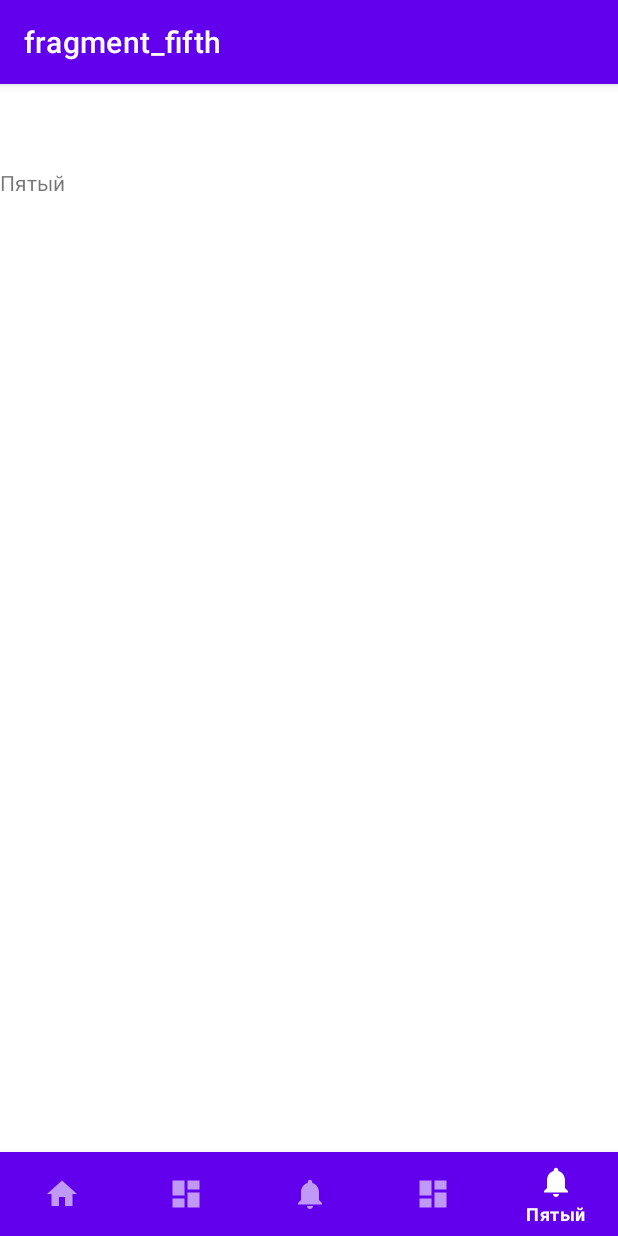
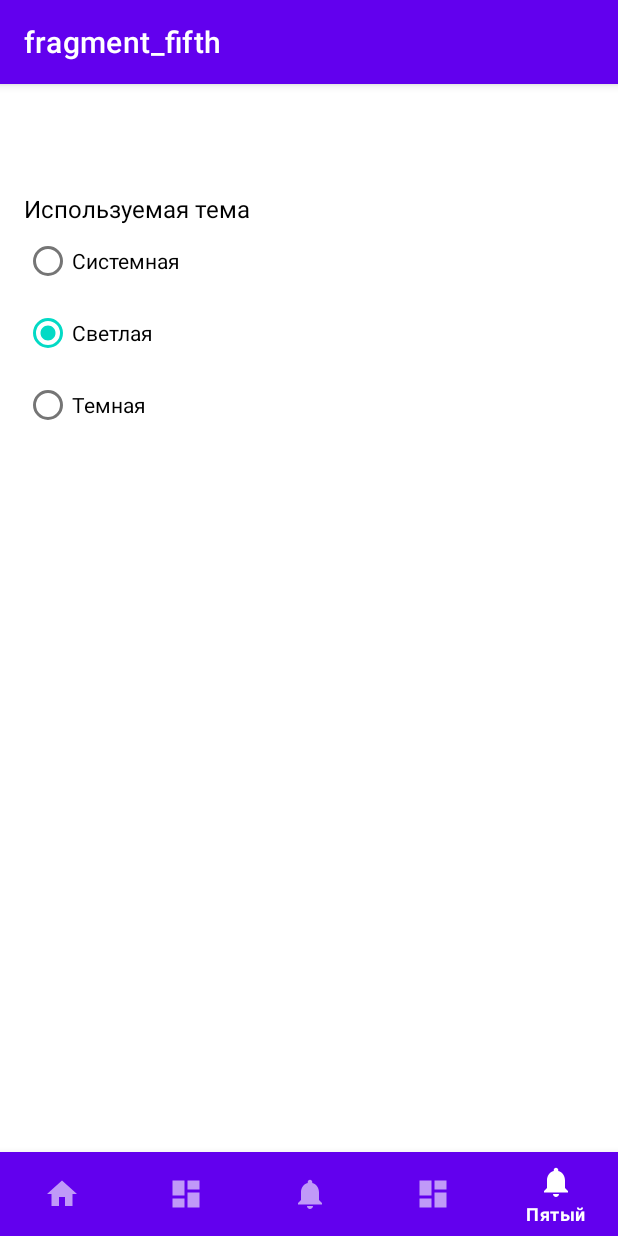
Before and after one commit to MiseikoDenis/Exchange, an Android app: the screen it shows after launch (MainActivity), item 5 of the bottom bar chosen, on a phone screen of 412 x 824 dp. Run offline under Robolectric (Android 15) with nearby library versions, the phone set to English and light mode, and no system bars; our stand-ins replace Dagger/Hilt's generated code, Room's generated code, navigation-ui; 2 statements that could not run were skipped.

Commit message:
Сделал экран с настройками темы приложения

```diff
--- a/app/build.gradle
+++ b/app/build.gradle
@@ -40,6 +40,8 @@ android {
 
 dependencies {
 
+    implementation 'androidx.appcompat:appcompat:1.6.0-rc01'
+
     //Material
     def material_version = "1.8.0-alpha01"
     implementation "com.google.android.material:material:$material_version"
--- a/app/src/main/java/com/example/exchange/AppComponent.kt
+++ b/app/src/main/java/com/example/exchange/AppComponent.kt
@@ -1,9 +1,12 @@
 package com.example.exchange
 
+import android.content.Context
 import com.example.exchange.presentation.currencies.CurrenciesViewModel
+import com.example.exchange.presentation.settings.SettingsFragment
 import com.example.exchange.presentation.start.StartViewModel
 import com.example.exchange.repository.CurrenciesRepository
 import com.example.exchange.util.di.RepositoryModule
+import dagger.BindsInstance
 import dagger.Component
 import javax.inject.Singleton
 
@@ -14,4 +17,12 @@ interface AppComponent {
     fun inject(target: CurrenciesRepository)
     fun inject(target: CurrenciesViewModel)
     fun inject(target: StartViewModel)
+    fun inject(target: SettingsFragment)
+
+    @Component.Builder
+    interface Builder {
+        @BindsInstance
+        fun buildContext(context: Context): Builder
+        fun build(): AppComponent
+    }
 }
--- a/app/src/main/java/com/example/exchange/presentation/ExchangeApp.kt
+++ b/app/src/main/java/com/example/exchange/presentation/ExchangeApp.kt
@@ -14,7 +14,7 @@ class ExchangeApp : Application() {
         super.onCreate()
         appComponent =
             DaggerAppComponent.builder()
-                .roomModule(RoomModule(applicationContext))
+                .buildContext(this)
                 .build()
     }
 }
--- a/app/src/main/java/com/example/exchange/presentation/MainActivity.kt
+++ b/app/src/main/java/com/example/exchange/presentation/MainActivity.kt
@@ -2,6 +2,7 @@ package com.example.exchange.presentation
 
 import android.os.Bundle
 import androidx.appcompat.app.AppCompatActivity
+import androidx.appcompat.app.AppCompatDelegate
 import androidx.navigation.findNavController
 import androidx.navigation.ui.AppBarConfiguration
 import androidx.navigation.ui.setupActionBarWithNavController
@@ -15,6 +16,8 @@ class MainActivity : AppCompatActivity() {
         super.onCreate(savedInstanceState)
         setContentView(R.layout.activity_main)
 
+        AppCompatDelegate.setDefaultNightMode(AppCompatDelegate.getDefaultNightMode())
+
         val navView: BottomNavigationView = findViewById(R.id.nav_view)
 
         val navController = findNavController(R.id.nav_host_fragment)
@@ -24,7 +27,7 @@ class MainActivity : AppCompatActivity() {
             R.id.currenciesFragment,
             R.id.thirdFragment,
             R.id.fourthFragment,
-            R.id.fifthFragment))
+            R.id.settingsFragment))
 
         setupActionBarWithNavController(navController, appBarConfiguration)
         navView.setupWithNavController(navController)
--- a/app/src/main/java/com/example/exchange/presentation/fifth/FifthFragment.kt
+++ /dev/null
@@ -1,60 +0,0 @@
-package com.example.exchange.presentation.fifth
-
-import android.os.Bundle
-import androidx.fragment.app.Fragment
-import android.view.LayoutInflater
-import android.view.View
-import android.view.ViewGroup
-import com.example.exchange.R
-
-// TODO: Rename parameter arguments, choose names that match
-// the fragment initialization parameters, e.g. ARG_ITEM_NUMBER
-private const val ARG_PARAM1 = "param1"
-private const val ARG_PARAM2 = "param2"
-
-/**
- * A simple [Fragment] subclass.
- * Use the [FifthFragment.newInstance] factory method to
- * create an instance of this fragment.
- */
-class FifthFragment : Fragment() {
-    // TODO: Rename and change types of parameters
-    private var param1: String? = null
-    private var param2: String? = null
-
-    override fun onCreate(savedInstanceState: Bundle?) {
-        super.onCreate(savedInstanceState)
-        arguments?.let {
-            param1 = it.getString(ARG_PARAM1)
-            param2 = it.getString(ARG_PARAM2)
-        }
-    }
-
-    override fun onCreateView(
-        inflater: LayoutInflater, container: ViewGroup?,
-        savedInstanceState: Bundle?
-    ): View? {
-        // Inflate the layout for this fragment
-        return inflater.inflate(R.layout.fragment_fifth, container, false)
-    }
-
-    companion object {
-        /**
-         * Use this factory method to create a new instance of
-         * this fragment using the provided parameters.
-         *
-         * @param param1 Parameter 1.
-         * @param param2 Parameter 2.
-         * @return A new instance of fragment FifthFragment.
-         */
-        // TODO: Rename and change types and number of parameters
-        @JvmStatic
-        fun newInstance(param1: String, param2: String) =
-            FifthFragment().apply {
-                arguments = Bundle().apply {
-                    putString(ARG_PARAM1, param1)
-                    putString(ARG_PARAM2, param2)
-                }
-            }
-    }
-}
--- /dev/null
+++ b/app/src/main/java/com/example/exchange/presentation/settings/SettingsFragment.kt
@@ -0,0 +1,87 @@
+package com.example.exchange.presentation.settings
+
+import android.content.res.Configuration
+import android.os.Build
+import android.os.Bundle
+import androidx.fragment.app.Fragment
+import android.view.LayoutInflater
+import android.view.View
+import android.view.ViewGroup
+import android.widget.Toast
+import androidx.appcompat.app.AppCompatDelegate
+import com.example.exchange.R
+import com.example.exchange.databinding.FragmentCurrenciesBinding
+import com.example.exchange.databinding.FragmentSettingsBinding
+import com.example.exchange.databinding.FragmentStartBinding
+import com.example.exchange.presentation.ExchangeApp
+import com.example.exchange.presentation.appComponent
+import com.example.exchange.util.Constants.Companion.APP_THEME_PREFERENCE
+import com.example.exchange.util.Constants.Companion.APP_THEME_PREFERENCE_DARK
+import com.example.exchange.util.Constants.Companion.APP_THEME_PREFERENCE_LIGHT
+import com.example.exchange.util.Constants.Companion.APP_THEME_PREFERENCE_SYSTEM
+import com.example.exchange.util.Constants.Companion.THEME_UNDEFINED
+import com.example.exchange.util.SharedPreferencesManager
+import javax.inject.Inject
+
+class SettingsFragment : Fragment() {
+
+    private var _binding: FragmentSettingsBinding? = null
+    private val binding
+        get() = requireNotNull(_binding) {
+            "View was destroyed"
+        }
+
+    @Inject
+    lateinit var sharedPreferencesManager: SharedPreferencesManager
+
+    override fun onCreateView(
+        inflater: LayoutInflater, container: ViewGroup?,
+        savedInstanceState: Bundle?
+    ): View? {
+        _binding = FragmentSettingsBinding.inflate(inflater, container, false)
+
+        context?.appComponent?.inject(this)
+
+        initView()
+        initTheme()
+
+        return binding.root
+    }
+
+    fun initView() {
+
+        binding.themeSettings.setOnCheckedChangeListener { view, checked ->
+            when(checked) {
+                R.id.dark_theme_radiobutton -> sharedPreferencesManager.setTheme(AppCompatDelegate.MODE_NIGHT_YES, APP_THEME_PREFERENCE_DARK)
+                R.id.light_theme_radiobutton -> sharedPreferencesManager.setTheme(AppCompatDelegate.MODE_NIGHT_NO, APP_THEME_PREFERENCE_LIGHT)
+                R.id.system_theme_radiobutton -> sharedPreferencesManager.setTheme(AppCompatDelegate.MODE_NIGHT_FOLLOW_SYSTEM, APP_THEME_PREFERENCE_SYSTEM)
+            }
+
+
+        }
+    }
+
+    private fun initTheme() {
+        if (Build.VERSION.SDK_INT >= Build.VERSION_CODES.P){
+            binding.systemThemeRadiobutton.visibility = View.VISIBLE
+        } else {
+            binding.systemThemeRadiobutton.visibility = View.GONE
+        }
+        when (sharedPreferencesManager.getSavedTheme()) {
+            APP_THEME_PREFERENCE_LIGHT -> binding.lightThemeRadiobutton.isChecked = true
+            APP_THEME_PREFERENCE_DARK -> binding.darkThemeRadiobutton.isChecked = true
+            APP_THEME_PREFERENCE_SYSTEM -> binding.systemThemeRadiobutton.isChecked = true
+            THEME_UNDEFINED -> {
+                when (resources.configuration.uiMode.and(Configuration.UI_MODE_NIGHT_MASK)) {
+                    Configuration.UI_MODE_NIGHT_NO -> binding.lightThemeRadiobutton.isChecked = true
+                    Configuration.UI_MODE_NIGHT_YES -> binding.darkThemeRadiobutton.isChecked = true
+                    Configuration.UI_MODE_NIGHT_UNDEFINED -> binding.systemThemeRadiobutton.isChecked = true
+                }
+            }
+        }
+    }
+
+
+
+
+}
--- a/app/src/main/java/com/example/exchange/util/Constants.kt
+++ b/app/src/main/java/com/example/exchange/util/Constants.kt
@@ -5,6 +5,15 @@ class Constants {
 
         const val BASE_URL = "https://www.nbrb.by/api/exrates/"
 
+        const val APP_PREFERENCE = "Settings"
+        const val APP_THEME_PREFERENCE = "Theme_Settings"
+        const val APP_THEME_PREFERENCE_LIGHT = "Theme_Settings_Light"
+        const val APP_THEME_PREFERENCE_DARK = "Theme_Settings_Dark"
+        const val APP_THEME_PREFERENCE_SYSTEM = "Theme_Settings_System"
+        const val THEME_UNDEFINED = "Theme_Undefined"
+
+
+
     }
 
 }
--- /dev/null
+++ b/app/src/main/java/com/example/exchange/util/SharedPreferencesManager.kt
@@ -0,0 +1,39 @@
+package com.example.exchange.util
+
+import android.content.Context
+import android.content.res.Resources
+import androidx.appcompat.app.AppCompatDelegate
+import com.example.exchange.util.Constants.Companion.APP_PREFERENCE
+import com.example.exchange.util.Constants.Companion.APP_THEME_PREFERENCE
+import com.example.exchange.util.Constants.Companion.APP_THEME_PREFERENCE_DARK
+import com.example.exchange.util.Constants.Companion.THEME_UNDEFINED
+import javax.inject.Inject
+
+class SharedPreferencesManager @Inject constructor(private val context: Context){
+
+
+    private val preferences by lazy {
+        context.getSharedPreferences(
+            APP_PREFERENCE,
+            Context.MODE_PRIVATE
+        )
+    }
+
+    fun save(key: String, value: String) {
+        preferences.edit()
+            .putString(key, value)
+            .apply()
+    }
+
+
+    fun setTheme(themeMode: Int, prefsMode: String) {
+        AppCompatDelegate.setDefaultNightMode(themeMode)
+        saveTheme(prefsMode)
+    }
+
+
+
+    fun saveTheme(theme: String) = preferences.edit().putString(APP_THEME_PREFERENCE, theme).apply()
+
+    fun getSavedTheme() = preferences.getString(APP_THEME_PREFERENCE, THEME_UNDEFINED)
+}
--- a/app/src/main/java/com/example/exchange/util/di/RoomModule.kt
+++ b/app/src/main/java/com/example/exchange/util/di/RoomModule.kt
@@ -9,11 +9,11 @@ import dagger.Provides
 import javax.inject.Singleton
 
 @Module
-class RoomModule(private val context: Context) {
+class RoomModule {
 
     @Provides
     @Singleton
-    fun provideDatabase(): CurrencyDatabase {
+    fun provideDatabase(context: Context): CurrencyDatabase {
         return Room.databaseBuilder(
             context.applicationContext,
             CurrencyDatabase::class.java,
--- a/app/src/main/res/layout/fragment_fifth.xml
+++ /dev/null
@@ -1,14 +0,0 @@
-<?xml version="1.0" encoding="utf-8"?>
-<FrameLayout xmlns:android="http://schemas.android.com/apk/res/android"
-    xmlns:tools="http://schemas.android.com/tools"
-    android:layout_width="match_parent"
-    android:layout_height="match_parent"
-    tools:context=".presentation.fifth.FifthFragment">
-
-    <!-- TODO: Update blank fragment layout -->
-    <TextView
-        android:layout_width="match_parent"
-        android:layout_height="match_parent"
-        android:text="Пятый" />
-
-</FrameLayout>
--- /dev/null
+++ b/app/src/main/res/layout/fragment_settings.xml
@@ -0,0 +1,44 @@
+<?xml version="1.0" encoding="utf-8"?>
+<androidx.constraintlayout.widget.ConstraintLayout xmlns:android="http://schemas.android.com/apk/res/android"
+    xmlns:tools="http://schemas.android.com/tools"
+    android:layout_width="match_parent"
+    android:layout_height="match_parent"
+    xmlns:app="http://schemas.android.com/apk/res-auto"
+    tools:context=".presentation.settings.SettingsFragment">
+
+
+    <RadioGroup
+        android:id="@+id/theme_settings"
+        android:layout_width="match_parent"
+        android:layout_height="wrap_content"
+        android:layout_margin="16dp"
+        app:layout_constraintTop_toTopOf="parent">
+
+        <TextView
+            android:layout_width="match_parent"
+            android:layout_height="wrap_content"
+            android:text="Используемая тема"
+            android:textSize="16sp"
+            android:textColor="@color/black"/>
+
+        <RadioButton
+            android:id="@+id/system_theme_radiobutton"
+            android:layout_width="match_parent"
+            android:layout_height="wrap_content"
+            android:text="Системная" />
+
+        <RadioButton
+            android:id="@+id/light_theme_radiobutton"
+            android:layout_width="match_parent"
+            android:layout_height="wrap_content"
+            android:text="Светлая" />
+
+        <RadioButton
+            android:id="@+id/dark_theme_radiobutton"
+            android:layout_width="match_parent"
+            android:layout_height="wrap_content"
+            android:text="Темная" />
+    </RadioGroup>
+
+
+</androidx.constraintlayout.widget.ConstraintLayout>
--- a/app/src/main/res/menu/bottom_nav_menu.xml
+++ b/app/src/main/res/menu/bottom_nav_menu.xml
@@ -22,7 +22,7 @@
         android:title="Четвертый" />
 
     <item
-        android:id="@+id/fifthFragment"
+        android:id="@+id/settingsFragment"
         android:icon="@drawable/ic_notifications_black_24dp"
         android:title="Пятый" />
 
--- a/app/src/main/res/navigation/nav_graph.xml
+++ b/app/src/main/res/navigation/nav_graph.xml
@@ -26,8 +26,8 @@
         android:label="fragment_fourth"
         tools:layout="@layout/fragment_fourth" />
     <fragment
-        android:id="@+id/fifthFragment"
-        android:name="com.example.exchange.presentation.fifth.FifthFragment"
+        android:id="@+id/settingsFragment"
+        android:name="com.example.exchange.presentation.settings.SettingsFragment"
         android:label="fragment_fifth"
-        tools:layout="@layout/fragment_fifth" />
+        tools:layout="@layout/fragment_settings" />
 </navigation>
```
